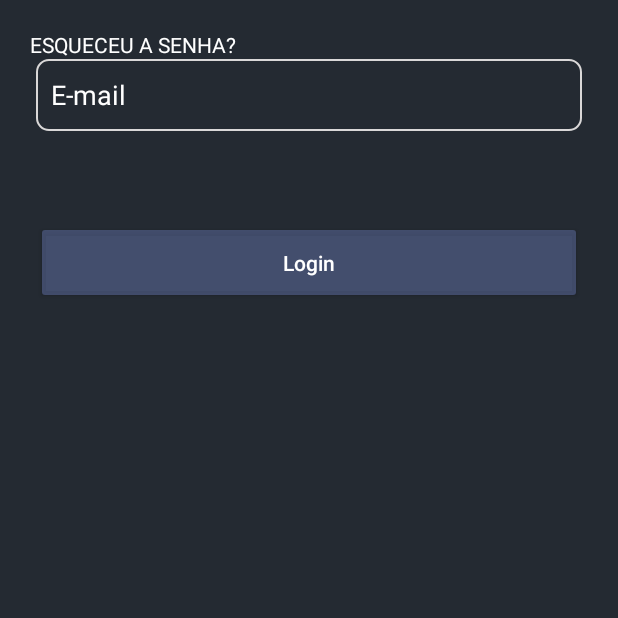
After one commit to SeltonAlves/popcorn_movies_app, an Android app: the ForgotPasswordActivity screen opened directly, with no data from a screen before it, on a phone screen of 412 x 824 dp, the top half of it. The commit adds this screen. Run offline under Robolectric (Android 15) with nearby library versions, the phone set to English and light mode, and no system bars; our stand-ins replace Firebase (no records; nobody signed in at launch, a user with empty details on screens opened directly).

Commit message:
implementação de login 80% finalizada.

```diff
--- a/app/src/main/java/com/mycompany/movies/view/ScreenActivity.kt
+++ b/app/src/main/java/com/mycompany/movies/view/ScreenActivity.kt
@@ -5,6 +5,7 @@ import android.os.Bundle
 import android.os.Looper
 import androidx.appcompat.app.AppCompatActivity
 import com.mycompany.movies.databinding.ActivityMainBinding
+import com.mycompany.movies.view.user.LoginActivity
 
 class ScreenActivity : AppCompatActivity() {
     private lateinit var binding: ActivityMainBinding
@@ -20,9 +21,9 @@ class ScreenActivity : AppCompatActivity() {
 
     private fun handlerSplashScreen() {
         android.os.Handler(Looper.getMainLooper()).postDelayed({
-            startActivity(Intent(applicationContext,LoginActivity::class.java))
+            startActivity(Intent(applicationContext, LoginActivity::class.java))
             finish()
-        }, 300)
+        }, 3000)
     }
 
 }
--- /dev/null
+++ b/app/src/main/java/com/mycompany/movies/view/user/ForgotPasswordActivity.kt
@@ -0,0 +1,42 @@
+package com.mycompany.movies.view.user
+
+import android.os.Bundle
+import android.widget.Toast
+import androidx.appcompat.app.AppCompatActivity
+import androidx.lifecycle.ViewModelProvider
+import com.mycompany.movies.databinding.ActivityForgotPasswordBinding
+import com.mycompany.movies.viewmodel.ForgotPasswordViewModel
+
+class ForgotPasswordActivity : AppCompatActivity() {
+    private lateinit var binding: ActivityForgotPasswordBinding
+    private lateinit var viewModel: ForgotPasswordViewModel
+    override fun onCreate(savedInstanceState: Bundle?) {
+        super.onCreate(savedInstanceState)
+        binding = ActivityForgotPasswordBinding.inflate(layoutInflater)
+        viewModel = ViewModelProvider(this)[ForgotPasswordViewModel::class.java]
+        setContentView(binding.root)
+
+        handleClick()
+        observe()
+
+    }
+
+    private fun handleClick() {
+        binding.button.setOnClickListener {
+            handleForgot()
+        }
+    }
+
+    private fun handleForgot() {
+        val email = binding.editEmail.text.toString()
+        viewModel.recuperationLogin(email)
+    }
+
+    private fun observe() {
+       viewModel.message.observe(this){
+            Toast.makeText(applicationContext,it.toString(),Toast.LENGTH_SHORT).show()
+       }
+    }
+
+
+}
--- /dev/null
+++ b/app/src/main/java/com/mycompany/movies/viewmodel/ForgotPasswordViewModel.kt
@@ -0,0 +1,28 @@
+package com.mycompany.movies.viewmodel
+
+import android.app.Application
+import androidx.lifecycle.AndroidViewModel
+import androidx.lifecycle.LiveData
+import androidx.lifecycle.MutableLiveData
+import com.google.firebase.auth.FirebaseAuth
+
+
+class ForgotPasswordViewModel(application: Application): AndroidViewModel(application) {
+
+    private val auth = FirebaseAuth.getInstance()
+    private val _message = MutableLiveData<String>()
+    val message :LiveData<String> = _message
+
+    fun recuperationLogin(email: String) {
+        if (email != ""){
+            auth.sendPasswordResetEmail(email).addOnSuccessListener {
+                _message.value = "VERIFIQUE SUA CAIXA DE MESSAGEM DO E-MAIL INFORMADO POR FAVOR."
+            }.addOnFailureListener {
+                _message.value = "Erro, verifique o email Informado, por favor."
+            }
+        }
+
+    }
+
+
+}
--- /dev/null
+++ b/app/src/main/res/layout/activity_forgot_password.xml
@@ -0,0 +1,59 @@
+<?xml version="1.0" encoding="utf-8"?>
+<androidx.constraintlayout.widget.ConstraintLayout xmlns:android="http://schemas.android.com/apk/res/android"
+    xmlns:app="http://schemas.android.com/apk/res-auto"
+    xmlns:tools="http://schemas.android.com/tools"
+    android:layout_width="match_parent"
+    android:layout_height="match_parent"
+    android:background="@color/gray_main"
+    tools:context=".view.user.ForgotPasswordActivity">
+
+
+    <androidx.appcompat.widget.AppCompatTextView
+        android:id="@+id/text_forgot_password"
+        android:layout_width="wrap_content"
+        android:layout_height="wrap_content"
+        app:layout_constraintStart_toStartOf="parent"
+        app:layout_constraintTop_toTopOf="parent"
+        android:text="Esqueceu a Senha?"
+        android:textColor="@color/white"
+        android:textAllCaps="true"
+        android:layout_margin="20dp"/>
+
+
+
+    <androidx.appcompat.widget.AppCompatEditText
+        android:id="@+id/edit_email"
+        android:inputType="textEmailAddress"
+        android:layout_width="0dp"
+        android:layout_height="wrap_content"
+        android:layout_marginStart="24dp"
+        android:layout_marginEnd="24dp"
+        android:autofillHints="emailAddress"
+        android:background="@drawable/rounded_edit_text"
+        android:hint="@string/email"
+        android:importantForAutofill="yes"
+        android:minHeight="48dp"
+        android:padding="10dp"
+        android:textColor="@color/white"
+        android:textColorHint="@color/white"
+        app:layout_constraintEnd_toEndOf="parent"
+        app:layout_constraintStart_toStartOf="parent"
+        app:layout_constraintTop_toBottomOf="@id/text_forgot_password"/>
+
+
+
+    <androidx.appcompat.widget.AppCompatButton
+        android:id="@+id/button"
+        android:layout_width="0dp"
+        android:layout_height="wrap_content"
+        android:layout_marginTop="60dp"
+        android:backgroundTint="#7A6575AD"
+        android:padding="18dp"
+        app:layout_constraintEnd_toEndOf="@id/edit_email"
+        app:layout_constraintStart_toStartOf="@id/edit_email"
+        app:layout_constraintTop_toBottomOf="@id/edit_email"
+        android:text="@string/login"
+        android:textAllCaps="false"
+        android:textColor="@color/white"
+        />
+</androidx.constraintlayout.widget.ConstraintLayout>
--- a/app/src/main/res/values/strings.xml
+++ b/app/src/main/res/values/strings.xml
@@ -6,4 +6,9 @@
     <string name="Forget_Password">Esqueceu a Senha?</string>
     <string name="login">Login</string>
     <string name="Not_registered_yet">Ainda não se registou? <b>CRIAR UMA CONTA</b></string>
+    <string name="inconsistent_parameters">parâmetros inconsistentes</string>
+    <string name="password_great">senha maior que 6 digitos</string>
+    <string name="email_invalid">Email invalido</string>
+    <string name="Email_registered">Email já cadastrado</string>
+    <string name="error_generic">Entre em Contato com os Desenvolvedores.</string>
 </resources>
```
Also changed, not shown: app/src/main/AndroidManifest.xml (+9 -1 lines), app/src/main/java/com/mycompany/movies/model/ValidationLoginModel.kt (added, +18 -0 lines), app/src/main/java/com/mycompany/movies/view/LoginActivity.kt (deleted, +0 -45 lines), app/src/main/java/com/mycompany/movies/view/user/CreateAccountActivity.kt (added, +15 -0 lines), app/src/main/java/com/mycompany/movies/view/user/LoginActivity.kt (added, +70 -0 lines), app/src/main/java/com/mycompany/movies/viewmodel/HomeViewModel.kt (deleted, +0 -28 lines), app/src/main/java/com/mycompany/movies/viewmodel/LoginViewModel.kt (added, +39 -0 lines), app/src/main/res/layout/activity_create_account.xml (added, +12 -0 lines), app/src/main/res/layout/activity_login.xml (+4 -3 lines).
